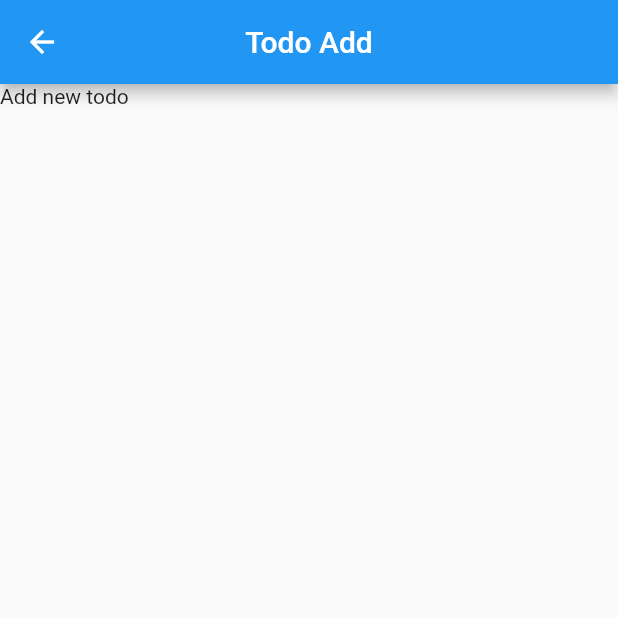
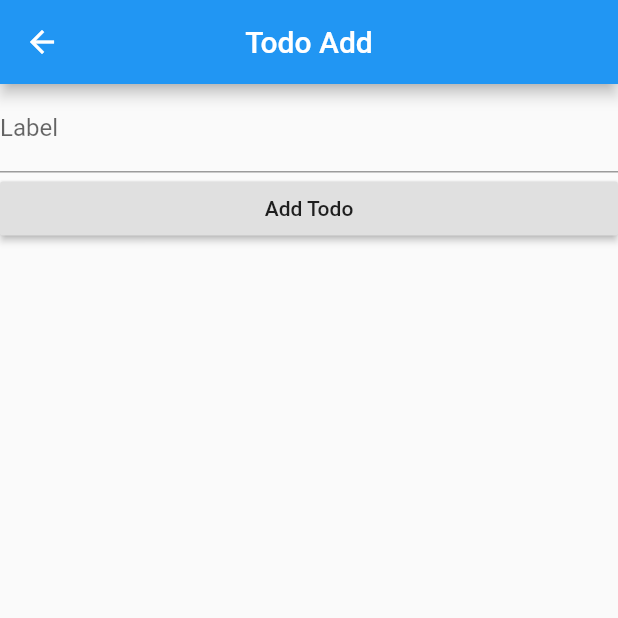
Before and after one commit to iRaySpace/flutter_todo, a Flutter app: the TodoAddScreen screen opened directly, on a phone screen of 412 x 824 dp, the top half of it. Run offline on Flutter 3.47's test engine with Material 2 defaults, Android fonts, the phone set to English and light mode, and no system bars.

Commit message:
feat: add_form for todo

```diff
--- a/lib/presentation/screens/todo_add/todo_add.dart
+++ b/lib/presentation/screens/todo_add/todo_add.dart
@@ -1,5 +1,5 @@
 import 'package:flutter/material.dart';
-
+import 'widgets/add_form.dart';
 
 class TodoAddScreen extends StatelessWidget {
   @override
@@ -8,8 +8,6 @@ class TodoAddScreen extends StatelessWidget {
       title: Text('Todo Add'),
       centerTitle: true,
     ),
-    body: Container(
-      child: Text('Add new todo')
-    ),
+    body: AddForm(),
   );
 }
--- /dev/null
+++ b/lib/presentation/screens/todo_add/widgets/add_form.dart
@@ -0,0 +1,42 @@
+import 'package:flutter/material.dart';
+
+class AddForm extends StatefulWidget {
+  AddForm({Key key}) : super(key: key);
+
+  @override
+  _AddForm createState() => _AddForm();
+}
+
+class _AddForm extends State<AddForm> {
+  final _formKey = GlobalKey<FormState>();
+
+  @override
+  Widget build(BuildContext context) => Form(
+    key: _formKey,
+    child: Column(
+      crossAxisAlignment: CrossAxisAlignment.stretch,
+      children: <Widget>[
+        TextFormField(
+          decoration: InputDecoration(
+            hintText: 'What do you want to accomplish?',
+            labelText: 'Label',
+          ),
+          validator: (value) {
+            if (value.isEmpty) {
+              return 'Please enter some text';
+            }
+            return null;
+          },
+        ),
+        RaisedButton(
+          child: Text('Add Todo'),
+          onPressed: () {
+            if (_formKey.currentState.validate()) {
+              print('processing');
+            }
+          },
+        ),
+      ],
+    ),
+  );
+}
--- a/lib/presentation/screens/todo_list/todo_list.dart
+++ b/lib/presentation/screens/todo_list/todo_list.dart
@@ -1,8 +1,6 @@
 import 'package:flutter/material.dart';
 import 'package:flutter_todo/presentation/screens/todo_add/todo_add.dart';
-
 import 'widgets/todo_card.dart';
-
 
 class TodoListScreen extends StatelessWidget {
   @override
--- a/lib/presentation/screens/todo_list/widgets/todo_card.dart
+++ b/lib/presentation/screens/todo_list/widgets/todo_card.dart
@@ -1,5 +1,4 @@
 import 'package:flutter/material.dart';
-
 
 class TodoCard extends StatelessWidget {
   TodoCard({@required this.color});
```
